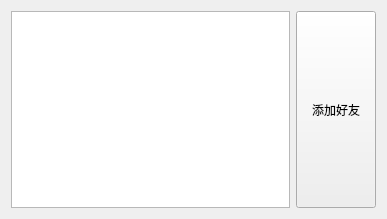
Above: online.ui from Cauthey/NetdiskTcpClient before the change. Below: the same form after it.
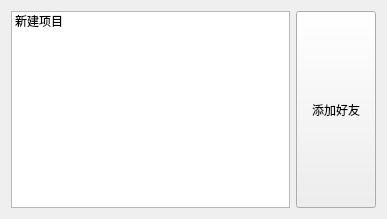
That is the form after the change.

Patch:
```diff
--- a/online.ui
+++ b/online.ui
@@ -15,7 +15,13 @@
   </property>
   <layout class="QHBoxLayout" name="horizontalLayout">
    <item>
-    <widget class="QListWidget" name="Online_listWidget"/>
+    <widget class="QListWidget" name="Online_listWidget">
+     <item>
+      <property name="text">
+       <string>新建项目</string>
+      </property>
+     </item>
+    </widget>
    </item>
    <item>
     <widget class="QSplitter" name="splitter">
```
